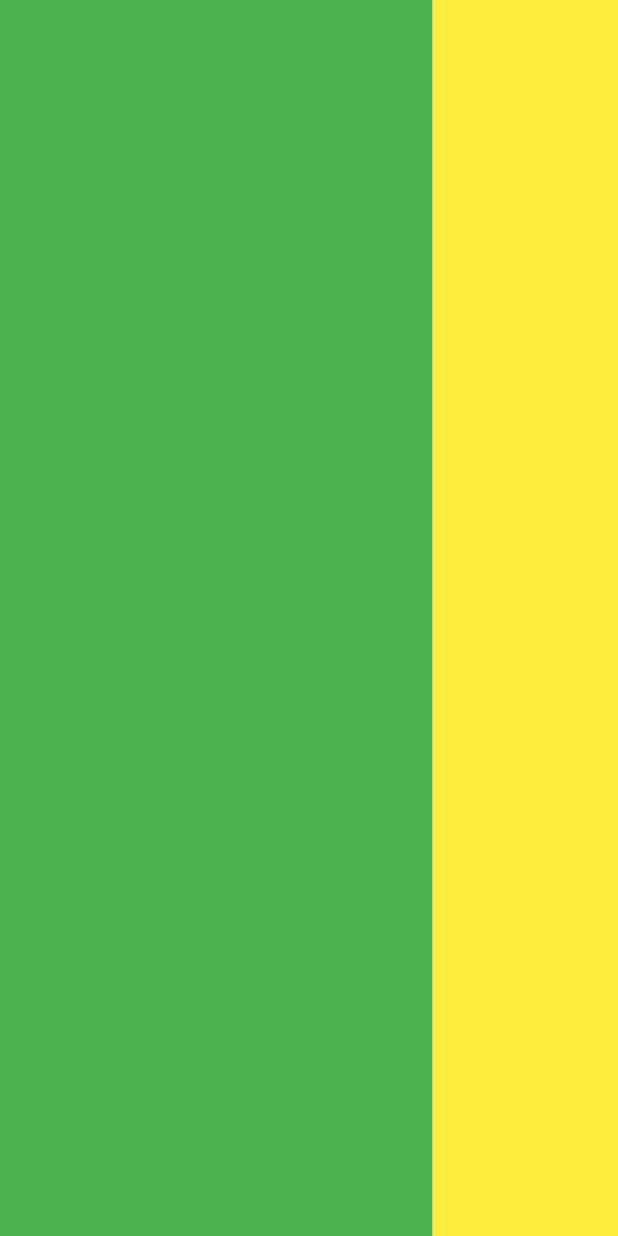
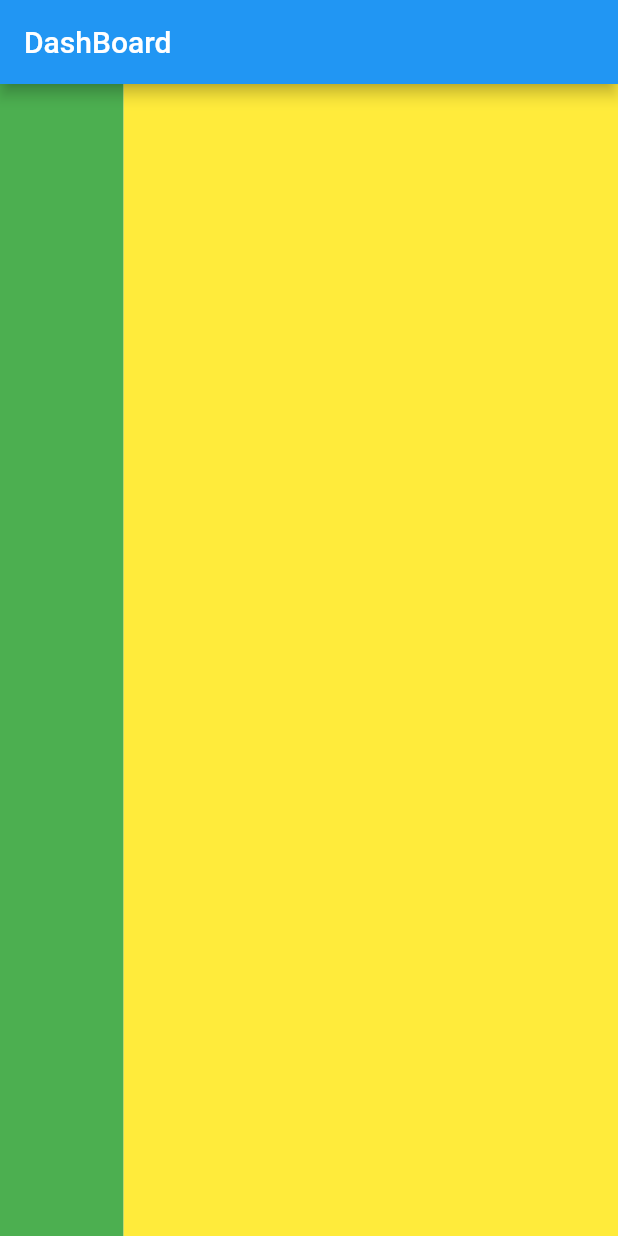
Before and after one commit to RBellizari/dash_flutter, a Flutter app: the screen it shows after launch, on a phone screen of 412 x 824 dp. Run offline on Flutter 3.47's test engine with Material 2 defaults, Android fonts, the phone set to English and light mode, and no system bars; missing offline and left inert: flutter_charts.

Commit message:
test row 3

```diff
--- a/lib/main.dart
+++ b/lib/main.dart
@@ -13,7 +13,14 @@ class MyApp extends StatelessWidget {
       debugShowCheckedModeBanner: false,
       title: 'Dashboard - Recebiveis1',
       theme: ThemeData.light(),
-      home: HomePage(),
+      home: Scaffold(
+        appBar: AppBar(
+          title: Text("DashBoard"),
+        ),
+        body: HomePage(),
+      )
+
+
     );
   }
 }
--- a/lib/screens/home/home_page.dart
+++ b/lib/screens/home/home_page.dart
@@ -14,16 +14,17 @@ class HomePage extends StatefulWidget {
 class _HomePageState extends State<HomePage> {
   Widget build(BuildContext context) {
     return Scaffold(
-      body: Container(
+      body:
+      Container(
         child: Row(
           children: <Widget>[
             Expanded(
-                flex: 7,
+                flex: 2,
                 child: Container(
                   color: Colors.green,
                 )),
             Expanded(
-              flex: 3,
+              flex: 8,
               child: Container(
                 color: Colors.yellow,
               ),
```
